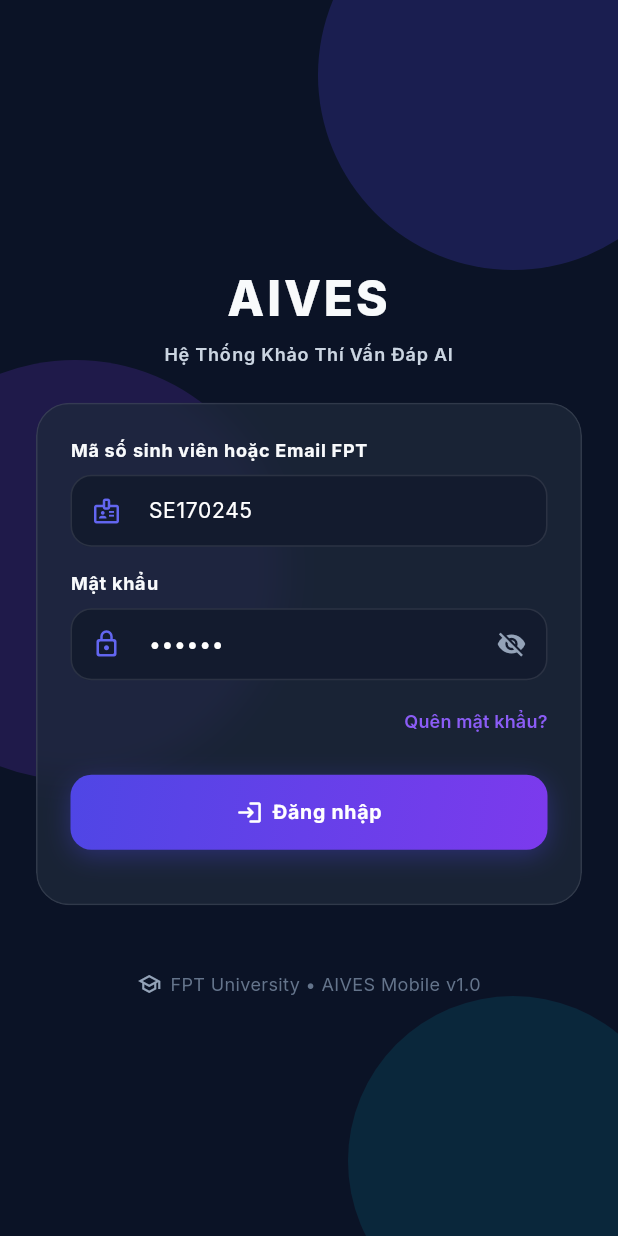
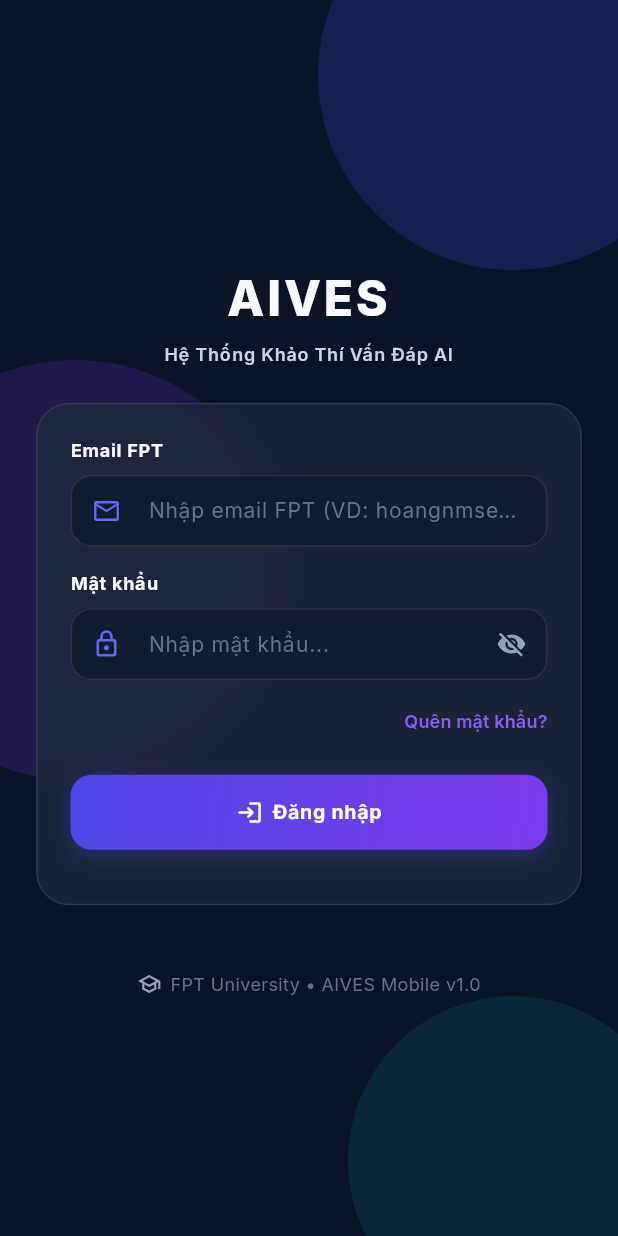
Before and after one commit to minhquansicula/SWD392G5, a Flutter app: the screen it shows after launch, on a phone screen of 412 x 824 dp. Run offline on Flutter 3.47's test engine with Material 3 defaults, Android fonts, the phone set to English and light mode, and no system bars; our stand-ins replace google_fonts, permission_handler; missing offline and left inert: flutter_sound; accounts and stored records are empty.

Commit message:
feat(mobile): remove offline fallback, update login UI to email and password only

```diff
--- a/mobile/lib/features/auth/screens/login_screen.dart
+++ b/mobile/lib/features/auth/screens/login_screen.dart
@@ -15,13 +15,13 @@ class LoginScreen extends StatefulWidget {
 }
 
 class _LoginScreenState extends State<LoginScreen> {
-  final _usernameController = TextEditingController(text: 'SE170245');
-  final _passwordController = TextEditingController(text: '123456');
+  final _emailController = TextEditingController();
+  final _passwordController = TextEditingController();
   bool _obscurePassword = true;
 
   @override
   void dispose() {
-    _usernameController.dispose();
+    _emailController.dispose();
     _passwordController.dispose();
     super.dispose();
   }
@@ -29,7 +29,7 @@ class _LoginScreenState extends State<LoginScreen> {
   void _handleLogin() async {
     final auth = context.read<AuthProvider>();
     final success = await auth.login(
-      username: _usernameController.text,
+      email: _emailController.text,
       password: _passwordController.text,
       role: 'STUDENT',
     );
@@ -167,16 +167,17 @@ class _LoginScreenState extends State<LoginScreen> {
                         crossAxisAlignment: CrossAxisAlignment.start,
                         children: [
                           Text(
-                            'Mã số sinh viên hoặc Email FPT',
+                            'Email FPT',
                             style: AppTextStyles.labelBold.copyWith(fontSize: 12),
                           ),
                           const SizedBox(height: 8),
                           TextField(
-                            controller: _usernameController,
+                            controller: _emailController,
+                            keyboardType: TextInputType.emailAddress,
                             style: AppTextStyles.bodyMd.copyWith(color: Colors.white),
                             decoration: const InputDecoration(
-                              hintText: 'Nhập SE170245 hoặc email...',
-                              prefixIcon: Icon(Icons.badge_outlined, color: AppColors.primaryLight, size: 20),
+                              hintText: 'Nhập email FPT (VD: hoangnmse170245@fpt.edu.vn)...',
+                              prefixIcon: Icon(Icons.email_outlined, color: AppColors.primaryLight, size: 20),
                             ),
                           ),
                           const SizedBox(height: 16),
```
Also changed, not shown: mobile/lib/features/auth/providers/auth_provider.dart (+14 -49 lines).
